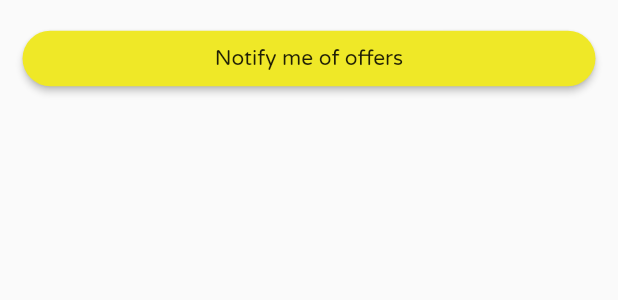
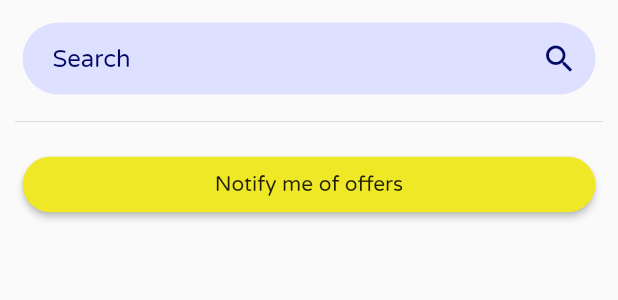
Before and after one commit to sebastianiszek/out_app, a Flutter app: the SearchBody widget shown alone on an empty page, opened directly, on a phone screen of 412 x 824 dp. Shown: the top 300 px of the screen. Run offline on Flutter 3.47's test engine with Material 2 defaults, Android fonts, the phone set to English and light mode, and no system bars; our stand-ins replace firebase_core; accounts and stored records are empty.

Commit message:
Input field

```diff
--- a/lib/search_body/search_body.dart
+++ b/lib/search_body/search_body.dart
@@ -1,5 +1,7 @@
 import 'package:flutter/material.dart';
+import 'package:out_app/home_body/components/divider.dart';
 import 'package:out_app/shared_components/button.dart';
+import 'package:out_app/shared_components/input.dart';
 
 class SearchBody extends StatelessWidget {
   const SearchBody({Key? key}) : super(key: key);
@@ -9,7 +11,15 @@ class SearchBody extends StatelessWidget {
     return ListView(
       children: [
         Padding(
-            padding: const EdgeInsets.all(15),
+          padding: const EdgeInsets.fromLTRB(15, 15, 15, 0),
+          child: TextFormField(
+            decoration: getOutInputDecoration(
+                const Color(0xFFDEE0FF), const Color(0xFF000965)),
+          ),
+        ),
+        const DividerPadding(),
+        Padding(
+            padding: const EdgeInsets.fromLTRB(15, 0, 15, 15),
             child: ElevatedButton(
                 onPressed: () {
                   // Respond to button press
--- /dev/null
+++ b/lib/shared_components/input.dart
@@ -0,0 +1,31 @@
+import 'package:flutter/material.dart';
+
+InputDecoration getOutInputDecoration(Color background, Color onBackground) {
+  return InputDecoration(
+    contentPadding: const EdgeInsetsDirectional.fromSTEB(20, 2, 25, 2),
+    filled: true,
+    fillColor: background,
+    hintText: 'Search',
+    hintStyle: TextStyle(
+      color: onBackground,
+    ),
+    focusedBorder: OutlineInputBorder(
+      borderRadius: BorderRadius.circular(50),
+      borderSide: const BorderSide(
+        width: 0,
+        style: BorderStyle.none,
+      ),
+    ),
+    suffixIcon: Icon(
+      Icons.search,
+      color: onBackground,
+    ),
+    enabledBorder: OutlineInputBorder(
+      borderRadius: BorderRadius.circular(50),
+      borderSide: const BorderSide(
+        width: 0,
+        style: BorderStyle.none,
+      ),
+    ),
+  );
+}
```
